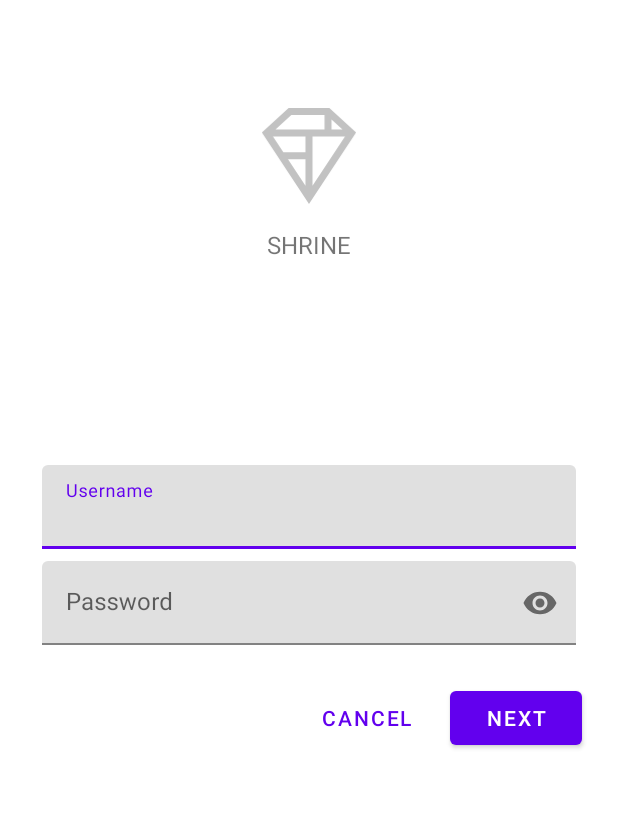
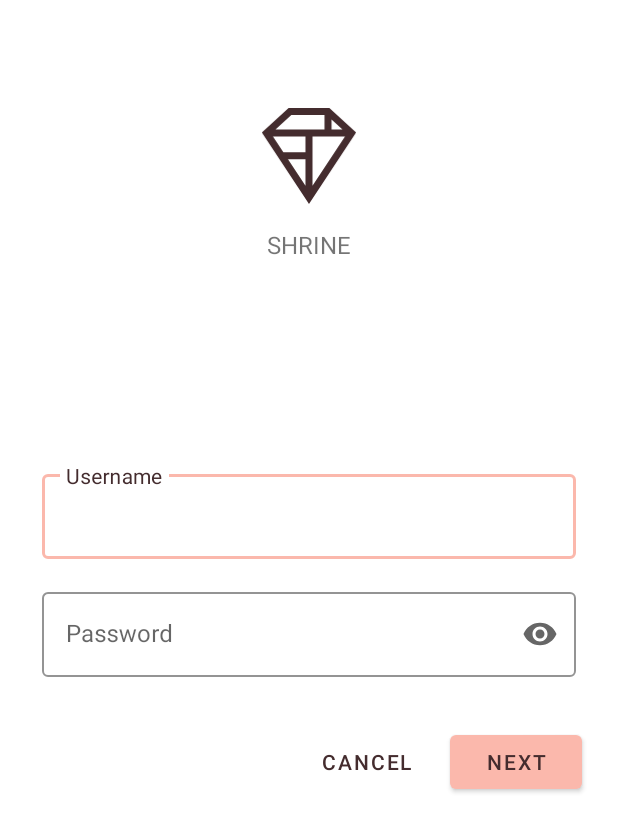
Before and after one commit to flaviokreis/android-study-2020, an Android app: the screen it shows after launch (MainActivity), on a phone screen of 412 x 824 dp. Shown: the top 832 px of the screen. Run offline under Robolectric (Android 15) with nearby library versions, the phone set to English and light mode, and no system bars.

Commit message:
Change colors and styles

```diff
--- a/shrine/app/src/main/res/drawable/shr_logo.xml
+++ b/shrine/app/src/main/res/drawable/shr_logo.xml
@@ -5,7 +5,7 @@
     android:viewportWidth="149"
     android:viewportHeight="152">
     <path
-        android:fillAlpha="0.4"
+        android:fillAlpha="1"
         android:fillColor="#DADCE0"
         android:fillType="evenOdd"
         android:pathData="M42.262,0L0,38.653L74.489,151.994L148.977,38.653L106.723,0M46.568,11.11L21.554,33.998L99.007,33.998L99.007,11.11L46.568,11.11ZM110.125,18.174L110.125,33.998L127.416,33.998L110.125,18.174ZM80.048,45.116L80.048,123.296L131.426,45.116L80.048,45.116ZM17.551,45.116L33.976,70.101L68.93,70.101L68.93,45.116L17.551,45.116ZM41.284,81.219L68.93,123.296L68.93,81.219L41.284,81.219Z"
--- a/shrine/app/src/main/res/layout/shr_login_fragment.xml
+++ b/shrine/app/src/main/res/layout/shr_login_fragment.xml
@@ -22,6 +22,7 @@
             android:layout_gravity="center_horizontal"
             android:layout_marginTop="48dp"
             android:layout_marginBottom="16dp"
+            app:tint="?android:attr/textColorPrimary"
             app:srcCompat="@drawable/shr_logo"
             android:contentDescription="@string/shr_logo_content_description"  />
 
@@ -37,6 +38,7 @@
         <com.google.android.material.textfield.TextInputLayout
             android:layout_width="match_parent"
             android:layout_height="wrap_content"
+            style="@style/Widget.Shrine.TextInputLayout"
             android:layout_margin="4dp"
             android:hint="@string/shr_hint_username">
 
@@ -52,6 +54,7 @@
             android:id="@+id/password_text_input"
             android:layout_width="match_parent"
             android:layout_height="wrap_content"
+            style="@style/Widget.Shrine.TextInputLayout"
             android:layout_margin="4dp"
             android:hint="@string/shr_hint_password"
             app:errorEnabled="true"
@@ -73,13 +76,14 @@
                 android:id="@+id/next_button"
                 android:layout_width="wrap_content"
                 android:layout_height="wrap_content"
+                style="@style/Widget.Shrine.Button"
                 android:layout_alignParentEnd="true"
                 android:layout_alignParentRight="true"
                 android:text="@string/shr_button_next" />
 
             <com.google.android.material.button.MaterialButton
                 android:id="@+id/cancel_button"
-                style="@style/Widget.MaterialComponents.Button.TextButton"
+                style="@style/Widget.Shrine.Button.TextButton"
                 android:layout_width="wrap_content"
                 android:layout_height="wrap_content"
                 android:layout_marginEnd="12dp"
--- a/shrine/app/src/main/res/layout/shr_product_grid_fragment.xml
+++ b/shrine/app/src/main/res/layout/shr_product_grid_fragment.xml
@@ -12,7 +12,7 @@
 
         <com.google.android.material.appbar.MaterialToolbar
             android:id="@+id/app_bar"
-            style="@style/Widget.MaterialComponents.Toolbar.Primary"
+            style="@style/Widget.Shrine.Toolbar"
             android:layout_width="match_parent"
             android:layout_height="?attr/actionBarSize"
             app:navigationIcon="@drawable/shr_menu"
--- a/shrine/app/src/main/res/values/colors.xml
+++ b/shrine/app/src/main/res/values/colors.xml
@@ -1,9 +1,11 @@
 <?xml version="1.0" encoding="utf-8"?>
 <resources>
-    <color name="colorPrimary">#6200EE</color>
-    <color name="colorPrimaryDark">#DADCE0</color>
-    <color name="colorAccent">#E0E0E0</color>
-    <color name="toolbarIconColor">#FFFFFF</color>
+    <color name="colorPrimary">#E0E0E0</color>
+    <color name="colorPrimaryDark">#FBB8AC</color>
+    <color name="colorAccent">#FEDBD0</color>
+    <color name="textColorPrimary">#442C2E</color>
+    <color name="toolbarIconColor">@color/textColorPrimary</color>
     <color name="loginPageBackgroundColor">#FFFFFF</color>
     <color name="productGridBackgroundColor">#FFFFFF</color>
+    <color name="textInputOutlineColor">#FBB8AC</color>
 </resources>
--- a/shrine/app/src/main/res/values/styles.xml
+++ b/shrine/app/src/main/res/values/styles.xml
@@ -1,18 +1,37 @@
-<resources>
-
-    <!-- Base application theme. -->
+<resources xmlns:tools="http://schemas.android.com/tools">
     <style name="Theme.Shrine" parent="Theme.MaterialComponents.Light.NoActionBar">
-        <!-- Customize your theme here. -->
         <item name="colorPrimary">@color/colorPrimary</item>
         <item name="colorPrimaryDark">@color/colorPrimaryDark</item>
         <item name="colorAccent">@color/colorAccent</item>
+        <item name="android:windowLightStatusBar" tools:targetApi="m">true</item>
+        <item name="android:textColorPrimary">@color/textColorPrimary</item>
     </style>
 
-    <style name="Widget.Shrine.Toolbar" parent="Widget.AppCompat.Toolbar">
-        <item name="background">?attr/colorPrimary</item>
-        <item name="android:background">?attr/colorPrimary</item>
-        <item name="android:theme">@style/ThemeOverlay.AppCompat.Dark.ActionBar</item>
+    <style name="Widget.Shrine.Toolbar" parent="Widget.MaterialComponents.Toolbar.Primary">
+        <item name="android:background">?attr/colorAccent</item>
+        <item name="android:theme">@style/Theme.Shrine</item>
+        <item name="titleTextColor">@color/textColorPrimary</item>
         <item name="popupTheme">@style/ThemeOverlay.AppCompat.Light</item>
     </style>
 
+    <style name="Widget.Shrine.TextInputLayout" parent="Widget.MaterialComponents.TextInputLayout.OutlinedBox">
+        <item name="hintTextAppearance">@style/TextAppearance.Shrine.TextInputLayout.HintText</item>
+        <item name="hintTextColor">@color/textColorPrimary</item>
+        <item name="android:paddingBottom">8dp</item>
+        <item name="boxStrokeColor">@color/textInputOutlineColor</item>
+    </style>
+
+    <style name="TextAppearance.Shrine.TextInputLayout.HintText" parent="TextAppearance.MaterialComponents.Subtitle2">
+        <item name="android:textColor">?android:attr/textColorPrimary</item>
+    </style>
+
+    <style name="Widget.Shrine.Button" parent="Widget.MaterialComponents.Button">
+        <item name="android:textColor">?android:attr/textColorPrimary</item>
+        <item name="backgroundTint">?attr/colorPrimaryDark</item>
+    </style>
+
+    <style name="Widget.Shrine.Button.TextButton" parent="Widget.MaterialComponents.Button.TextButton">
+        <item name="android:textColor">?android:attr/textColorPrimary</item>
+    </style>
+
 </resources>
```
Also changed, not shown: 1 other file.
